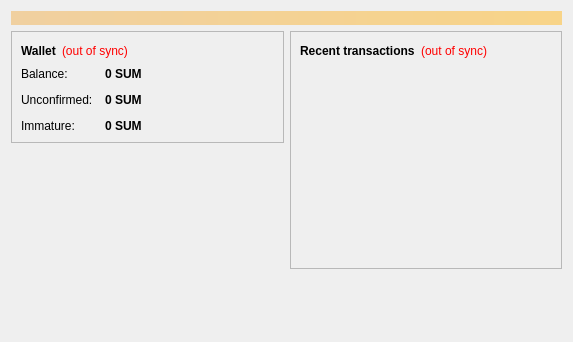
Before: the Qt Designer form src/qt/forms/overviewpage.ui in sumcoinlabs/sumcoin, drawn with Qt 5.
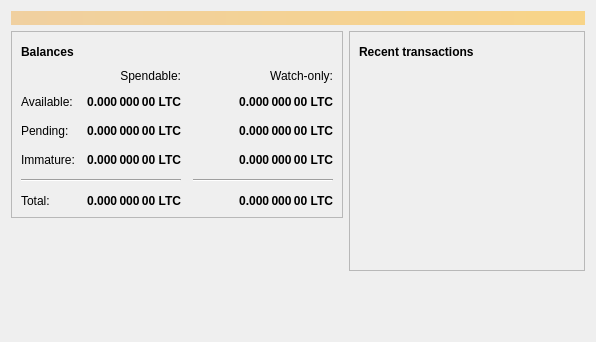
After: the same form once the commit is applied. Icons and pictures are not drawn.

The edit to the form file:
```diff
--- a/src/qt/forms/overviewpage.ui
+++ b/src/qt/forms/overviewpage.ui
@@ -6,7 +6,7 @@
    <rect>
     <x>0</x>
     <y>0</y>
-    <width>573</width>
+    <width>596</width>
     <height>342</height>
    </rect>
   </property>
@@ -20,7 +20,7 @@
       <bool>false</bool>
      </property>
      <property name="styleSheet">
-      <string notr="true">background-color: qlineargradient(x1: 0, y1: 0, x2: 1, y2: 0, stop:0 #F0D0A0, stop:1 #F8D488); color:#000000;</string>
+      <string notr="true">QLabel { background-color: qlineargradient(x1: 0, y1: 0, x2: 1, y2: 0, stop:0 #F0D0A0, stop:1 #F8D488); color:#000000; }</string>
      </property>
      <property name="wordWrap">
       <bool>true</bool>
@@ -54,27 +54,194 @@
                </font>
               </property>
               <property name="text">
-               <string>Wallet</string>
+               <string>Balances</string>
               </property>
              </widget>
             </item>
             <item>
-             <widget class="QLabel" name="labelWalletStatus">
+             <widget class="QPushButton" name="labelWalletStatus">
+              <property name="enabled">
+               <bool>true</bool>
+              </property>
+              <property name="maximumSize">
+               <size>
+                <width>30</width>
+                <height>16777215</height>
+               </size>
+              </property>
               <property name="toolTip">
                <string>The displayed information may be out of date. Your wallet automatically synchronizes with the SumCoin Network after a connection is established, but this process has not completed yet.</string>
               </property>
-              <property name="styleSheet">
-               <string notr="true">QLabel { color: red; }</string>
+              <property name="text">
+               <string/>
               </property>
+              <property name="icon">
+               <iconset resource="../bitcoin.qrc">
+                <normaloff>:/icons/warning</normaloff>
+                <disabledoff>:/icons/warning</disabledoff>:/icons/warning</iconset>
+              </property>
+              <property name="iconSize">
+               <size>
+                <width>24</width>
+                <height>24</height>
+               </size>
+              </property>
+              <property name="flat">
+               <bool>true</bool>
+              </property>
+             </widget>
+            </item>
+            <item>
+             <spacer name="horizontalSpacer_3">
+              <property name="orientation">
+               <enum>Qt::Horizontal</enum>
+              </property>
+              <property name="sizeHint" stdset="0">
+               <size>
+                <width>40</width>
+                <height>20</height>
+               </size>
+              </property>
+             </spacer>
+            </item>
+           </layout>
+          </item>
+          <item>
+           <layout class="QGridLayout" name="gridLayout">
+            <property name="spacing">
+             <number>12</number>
+            </property>
+            <item row="2" column="2">
+             <widget class="QLabel" name="labelWatchPending">
+              <property name="font">
+               <font>
+                <weight>75</weight>
+                <bold>true</bold>
+               </font>
+              </property>
+              <property name="cursor">
+               <cursorShape>IBeamCursor</cursorShape>
+              </property>
+              <property name="toolTip">
+               <string>Unconfirmed transactions to watch-only addresses</string>
+              </property>
               <property name="text">
-               <string notr="true">(out of sync)</string>
+               <string notr="true">0.000 000 00 LTC</string>
               </property>
               <property name="alignment">
-               <set>Qt::AlignLeading|Qt::AlignLeft|Qt::AlignVCenter</set>
+               <set>Qt::AlignRight|Qt::AlignTrailing|Qt::AlignVCenter</set>
               </property>
              </widget>
             </item>
-            <item>
+            <item row="2" column="1">
+             <widget class="QLabel" name="labelUnconfirmed">
+              <property name="font">
+               <font>
+                <weight>75</weight>
+                <bold>true</bold>
+               </font>
+              </property>
+              <property name="cursor">
+               <cursorShape>IBeamCursor</cursorShape>
+              </property>
+              <property name="toolTip">
+               <string>Total of transactions that have yet to be confirmed, and do not yet count toward the spendable balance</string>
+              </property>
+              <property name="text">
+               <string notr="true">0.000 000 00 LTC</string>
+              </property>
+              <property name="alignment">
+               <set>Qt::AlignRight|Qt::AlignTrailing|Qt::AlignVCenter</set>
+              </property>
+              <property name="textInteractionFlags">
+               <set>Qt::LinksAccessibleByMouse|Qt::TextSelectableByKeyboard|Qt::TextSelectableByMouse</set>
+              </property>
+             </widget>
+            </item>
+            <item row="3" column="2">
+             <widget class="QLabel" name="labelWatchImmature">
+              <property name="font">
+               <font>
+                <weight>75</weight>
+                <bold>true</bold>
+               </font>
+              </property>
+              <property name="cursor">
+               <cursorShape>IBeamCursor</cursorShape>
+              </property>
+              <property name="toolTip">
+               <string>Mined balance in watch-only addresses that has not yet matured</string>
+              </property>
+              <property name="text">
+               <string notr="true">0.000 000 00 LTC</string>
+              </property>
+              <property name="alignment">
+               <set>Qt::AlignRight|Qt::AlignTrailing|Qt::AlignVCenter</set>
+              </property>
+              <property name="textInteractionFlags">
+               <set>Qt::LinksAccessibleByMouse|Qt::TextSelectableByKeyboard|Qt::TextSelectableByMouse</set>
+              </property>
+             </widget>
+            </item>
+            <item row="4" column="0" colspan="2">
+             <widget class="Line" name="line">
+              <property name="orientation">
+               <enum>Qt::Horizontal</enum>
+              </property>
+             </widget>
+            </item>
+            <item row="4" column="2">
+             <widget class="Line" name="lineWatchBalance">
+              <property name="sizePolicy">
+               <sizepolicy hsizetype="Preferred" vsizetype="Fixed">
+                <horstretch>0</horstretch>
+                <verstretch>0</verstretch>
+               </sizepolicy>
+              </property>
+              <property name="minimumSize">
+               <size>
+                <width>140</width>
+                <height>0</height>
+               </size>
+              </property>
+              <property name="orientation">
+               <enum>Qt::Horizontal</enum>
+              </property>
+             </widget>
+            </item>
+            <item row="5" column="0">
+             <widget class="QLabel" name="labelTotalText">
+              <property name="text">
+               <string>Total:</string>
+              </property>
+             </widget>
+            </item>
+            <item row="3" column="1">
+             <widget class="QLabel" name="labelImmature">
+              <property name="font">
+               <font>
+                <weight>75</weight>
+                <bold>true</bold>
+               </font>
+              </property>
+              <property name="cursor">
+               <cursorShape>IBeamCursor</cursorShape>
+              </property>
+              <property name="toolTip">
+               <string>Mined balance that has not yet matured</string>
+              </property>
+              <property name="text">
+               <string notr="true">0.000 000 00 LTC</string>
+              </property>
+              <property name="alignment">
+               <set>Qt::AlignRight|Qt::AlignTrailing|Qt::AlignVCenter</set>
+              </property>
+              <property name="textInteractionFlags">
+               <set>Qt::LinksAccessibleByMouse|Qt::TextSelectableByKeyboard|Qt::TextSelectableByMouse</set>
+              </property>
+             </widget>
+            </item>
+            <item row="2" column="3">
              <spacer name="horizontalSpacer_2">
               <property name="orientation">
                <enum>Qt::Horizontal</enum>
@@ -87,28 +254,15 @@
               </property>
              </spacer>
             </item>
-           </layout>
-          </item>
-          <item>
-           <layout class="QFormLayout" name="formLayout_2">
-            <property name="fieldGrowthPolicy">
-             <enum>QFormLayout::AllNonFixedFieldsGrow</enum>
-            </property>
-            <property name="horizontalSpacing">
-             <number>12</number>
-            </property>
-            <property name="verticalSpacing">
-             <number>12</number>
-            </property>
-            <item row="0" column="0">
-             <widget class="QLabel" name="label">
+            <item row="3" column="0">
+             <widget class="QLabel" name="labelImmatureText">
               <property name="text">
-               <string>Balance:</string>
+               <string>Immature:</string>
               </property>
              </widget>
             </item>
-            <item row="0" column="1">
-             <widget class="QLabel" name="labelBalance">
+            <item row="5" column="1">
+             <widget class="QLabel" name="labelTotal">
               <property name="font">
                <font>
                 <weight>75</weight>
@@ -122,22 +276,60 @@
                <string>Your current balance</string>
               </property>
               <property name="text">
-               <string notr="true">0 SUM</string>
+               <string notr="true">0.000 000 00 LTC</string>
               </property>
+              <property name="alignment">
+               <set>Qt::AlignRight|Qt::AlignTrailing|Qt::AlignVCenter</set>
+              </property>
               <property name="textInteractionFlags">
                <set>Qt::LinksAccessibleByMouse|Qt::TextSelectableByKeyboard|Qt::TextSelectableByMouse</set>
               </property>
              </widget>
             </item>
+            <item row="5" column="2">
+             <widget class="QLabel" name="labelWatchTotal">
+              <property name="font">
+               <font>
+                <weight>75</weight>
+                <bold>true</bold>
+               </font>
+              </property>
+              <property name="cursor">
+               <cursorShape>IBeamCursor</cursorShape>
+              </property>
+              <property name="toolTip">
+               <string>Current total balance in watch-only addresses</string>
+              </property>
+              <property name="text">
+               <string notr="true">0.000 000 00 LTC</string>
+              </property>
+              <property name="alignment">
+               <set>Qt::AlignRight|Qt::AlignTrailing|Qt::AlignVCenter</set>
+              </property>
+              <property name="textInteractionFlags">
+               <set>Qt::LinksAccessibleByMouse|Qt::TextSelectableByKeyboard|Qt::TextSelectableByMouse</set>
+              </property>
+             </widget>
+            </item>
+            <item row="0" column="2">
+             <widget class="QLabel" name="labelWatchonly">
+              <property name="text">
+               <string>Watch-only:</string>
+              </property>
+              <property name="alignment">
+               <set>Qt::AlignRight|Qt::AlignTrailing|Qt::AlignVCenter</set>
+              </property>
+             </widget>
+            </item>
             <item row="1" column="0">
-             <widget class="QLabel" name="label_3">
+             <widget class="QLabel" name="labelBalanceText">
               <property name="text">
-               <string>Unconfirmed:</string>
+               <string>Available:</string>
               </property>
              </widget>
             </item>
             <item row="1" column="1">
-             <widget class="QLabel" name="labelUnconfirmed">
+             <widget class="QLabel" name="labelBalance">
               <property name="font">
                <font>
                 <weight>75</weight>
@@ -151,7 +343,35 @@
                <string>Total of transactions awaiting confirmation, and do not yet count toward the current balance</string>
               </property>
               <property name="text">
-               <string notr="true">0 SUM</string>
+               <string notr="true">0.000 000 00 LTC</string>
+              </property>
+              <property name="alignment">
+               <set>Qt::AlignRight|Qt::AlignTrailing|Qt::AlignVCenter</set>
+              </property>
+              <property name="textInteractionFlags">
+               <set>Qt::LinksAccessibleByMouse|Qt::TextSelectableByKeyboard|Qt::TextSelectableByMouse</set>
+              </property>
+             </widget>
+            </item>
+            <item row="1" column="2">
+             <widget class="QLabel" name="labelWatchAvailable">
+              <property name="font">
+               <font>
+                <weight>75</weight>
+                <bold>true</bold>
+               </font>
+              </property>
+              <property name="cursor">
+               <cursorShape>IBeamCursor</cursorShape>
+              </property>
+              <property name="toolTip">
+               <string>Your current balance in watch-only addresses</string>
+              </property>
+              <property name="text">
+               <string notr="true">0.000 000 00 LTC</string>
+              </property>
+              <property name="alignment">
+               <set>Qt::AlignRight|Qt::AlignTrailing|Qt::AlignVCenter</set>
               </property>
               <property name="textInteractionFlags">
                <set>Qt::LinksAccessibleByMouse|Qt::TextSelectableByKeyboard|Qt::TextSelectableByMouse</set>
@@ -159,28 +379,19 @@
              </widget>
             </item>
             <item row="2" column="0">
-             <widget class="QLabel" name="labelImmatureText">
+             <widget class="QLabel" name="labelPendingText">
               <property name="text">
-               <string>Immature:</string>
+               <string>Pending:</string>
               </property>
              </widget>
             </item>
-            <item row="2" column="1">
-             <widget class="QLabel" name="labelImmature">
-              <property name="font">
-               <font>
-                <weight>75</weight>
-                <bold>true</bold>
-               </font>
-              </property>
-              <property name="toolTip">
-               <string>Mined balance that will mature after 30 Blocks</string>
-              </property>
+            <item row="0" column="1">
+             <widget class="QLabel" name="labelSpendable">
               <property name="text">
-               <string notr="true">0 SUM</string>
+               <string>Spendable:</string>
               </property>
-              <property name="textInteractionFlags">
-               <set>Qt::LinksAccessibleByMouse|Qt::TextSelectableByKeyboard|Qt::TextSelectableByMouse</set>
+              <property name="alignment">
+               <set>Qt::AlignRight|Qt::AlignTrailing|Qt::AlignVCenter</set>
               </property>
              </widget>
             </item>
@@ -219,24 +430,47 @@
            <layout class="QHBoxLayout" name="horizontalLayout_2">
             <item>
              <widget class="QLabel" name="label_4">
+              <property name="font">
+               <font>
+                <weight>75</weight>
+                <bold>true</bold>
+               </font>
+              </property>
               <property name="text">
-               <string>&lt;b&gt;Recent transactions&lt;/b&gt;</string>
+               <string>Recent transactions</string>
               </property>
              </widget>
             </item>
             <item>
-             <widget class="QLabel" name="labelTransactionsStatus">
+             <widget class="QPushButton" name="labelTransactionsStatus">
+              <property name="enabled">
+               <bool>true</bool>
+              </property>
+              <property name="maximumSize">
+               <size>
+                <width>30</width>
+                <height>16777215</height>
+               </size>
+              </property>
               <property name="toolTip">
-               <string>The displayed information may be out of date. Your wallet automatically synchronizes with the SumCoin Network after a connection is established, but this process has not completed yet.</string>
-              </property>
-              <property name="styleSheet">
-               <string notr="true">QLabel { color: red; }</string>
+               <string>The displayed information may be out of date. Your wallet automatically synchronizes with the Litecoin network after a connection is established, but this process has not completed yet.</string>
               </property>
               <property name="text">
-               <string notr="true">(out of sync)</string>
+               <string/>
               </property>
-              <property name="alignment">
-               <set>Qt::AlignRight|Qt::AlignTrailing|Qt::AlignVCenter</set>
+              <property name="icon">
+               <iconset resource="../bitcoin.qrc">
+                <normaloff>:/icons/warning</normaloff>
+                <disabledoff>:/icons/warning</disabledoff>:/icons/warning</iconset>
+              </property>
+              <property name="iconSize">
+               <size>
+                <width>24</width>
+                <height>24</height>
+               </size>
+              </property>
+              <property name="flat">
+               <bool>true</bool>
               </property>
              </widget>
             </item>
```
Left out of the diff: 12 changed lines with no effect on the pictures.
